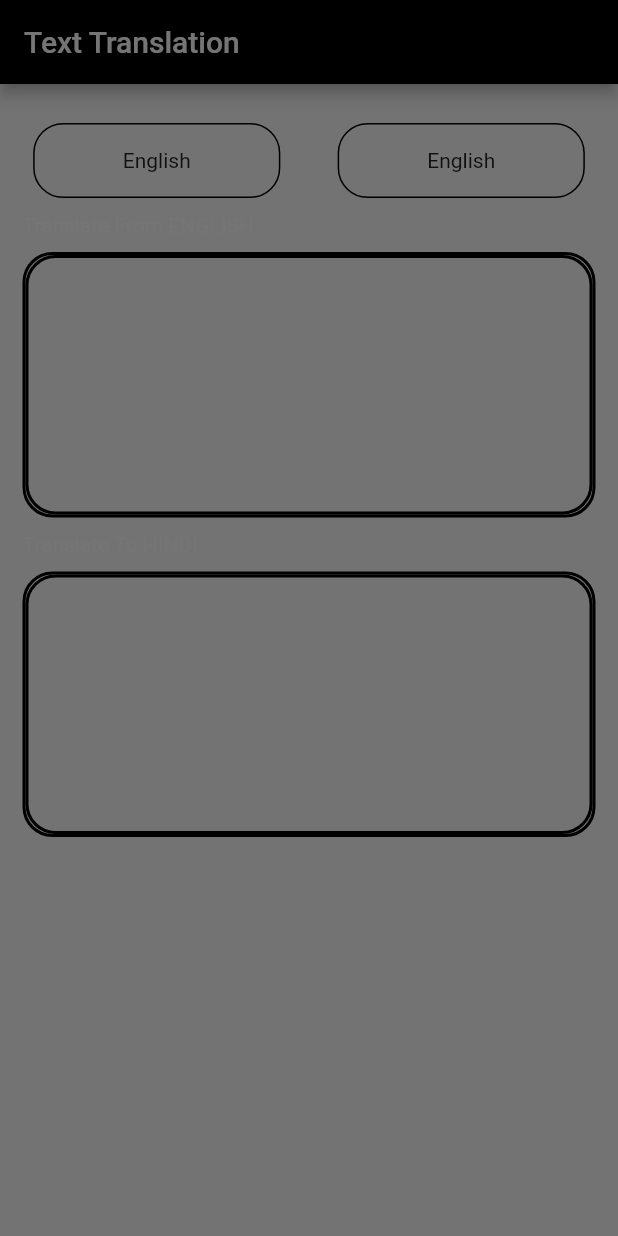
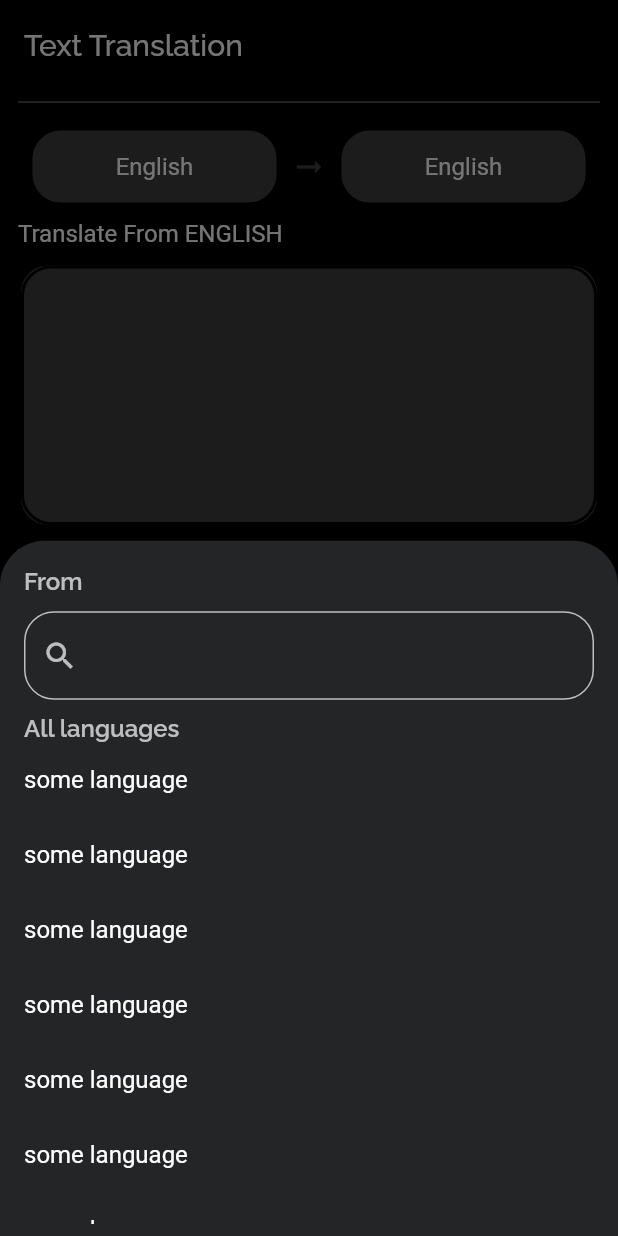
Before and after one commit to vaidic-dodwani/TGH-Task, a Flutter app: the screen it shows after launch, after a tap on "English", on a phone screen of 412 x 824 dp. Run offline on Flutter 3.47's test engine with Material 2 defaults, Android fonts, the phone set to English and light mode, and no system bars; our stand-ins replace dio, fluttertoast, go_router, google_fonts.

Commit message:
Designed the bottom search bar

```diff
--- a/lib/data/remote/network/network_api_service.dart
+++ b/lib/data/remote/network/network_api_service.dart
@@ -1,4 +1,3 @@
-import 'dart:convert';
 import 'dart:io';
 import 'package:dio/dio.dart';
 import '../app_exception.dart';
--- a/lib/main.dart
+++ b/lib/main.dart
@@ -1,5 +1,6 @@
 import 'package:flutter/material.dart';
 import 'package:provider/provider.dart';
+
 import 'utils/provider/app_providers.dart';
 import 'utils/routes/app_route_config.dart';
 
--- /dev/null
+++ b/lib/utils/constants/colors/app_colors.dart
@@ -0,0 +1,5 @@
+import 'package:flutter/material.dart';
+
+class AppColors {
+  static const Color darkGrey = Color(0xFF232527);
+}
--- a/lib/utils/constants/typography_constants.dart
+++ b/lib/utils/constants/typography_constants.dart
@@ -2,5 +2,19 @@ import 'package:flutter/material.dart';
 import 'package:google_fonts/google_fonts.dart';
 
 class AppTypography {
-  static TextStyle roboto = GoogleFonts.roboto();
+  static TextStyle roboto(
+      {Color color = Colors.white,
+      int fontSize = 16,
+      FontWeight fontWeight = FontWeight.normal}) {
+    return GoogleFonts.roboto(
+        color: color, fontSize: fontSize.toDouble(), fontWeight: fontWeight);
+  }
+
+  static TextStyle raleway(
+      {Color color = Colors.white,
+      int fontSize = 16,
+      FontWeight fontWeight = FontWeight.normal}) {
+    return GoogleFonts.raleway(
+        color: color, fontSize: fontSize.toDouble(), fontWeight: fontWeight);
+  }
 }
--- a/lib/view/screens/homescreen/homescreen.dart
+++ b/lib/view/screens/homescreen/homescreen.dart
@@ -1,9 +1,7 @@
 import 'package:flutter/material.dart';
-import 'package:google_fonts/google_fonts.dart';
-import 'package:provider/provider.dart';
+import 'package:tgh_task/utils/constants/typography_constants.dart';
 import 'package:tgh_task/view/screens/homescreen/widgets/country_button.dart';
 import 'package:tgh_task/view/screens/homescreen/widgets/translation_box.dart';
-import 'package:tgh_task/view_model/temp_view_model/languages_view_model.dart';
 import '../../shared/heading_text_widget.dart';
 
 class HomeScreen extends StatefulWidget {
@@ -17,29 +15,34 @@ class _HomeScreenState extends State<HomeScreen> {
   @override
   void initState() {
     WidgetsBinding.instance.addPostFrameCallback((_) {
-      Provider.of<LanguagesNotifier>(context, listen: false).getLanguages();
+      // Provider.of<LanguagesNotifier>(context, listen: false).getLanguages();
     });
     super.initState();
   }
 
   @override
   Widget build(BuildContext context) {
-    return Scaffold(
-      resizeToAvoidBottomInset: false,
+    return SafeArea(
+      child: Scaffold(
+        backgroundColor: Colors.black,
         appBar: AppBar(
+          elevation: 0,
+          toolbarHeight: 60,
           backgroundColor: Colors.black,
           title: Text(
             "Text Translation",
-          style: GoogleFonts.roboto(),
+            style: AppTypography.raleway(
+                fontSize: 20, fontWeight: FontWeight.w500),
           ),
         ),
         body: const SingleChildScrollView(
           child: Padding(
-          padding: EdgeInsets.symmetric(horizontal: 15.0),
+            padding: EdgeInsets.symmetric(horizontal: 12.0),
             child: Column(
               children: [
                 //Divider
                 Divider(thickness: 1, color: Colors.white38),
+
                 SizedBox(height: 10),
 
                 //Buttons
@@ -68,6 +71,7 @@ class _HomeScreenState extends State<HomeScreen> {
             ),
           ),
         ),
+      ),
     );
   }
 }
--- /dev/null
+++ b/lib/view/screens/homescreen/widgets/bottom_builder.dart
@@ -0,0 +1,86 @@
+import 'package:flutter/material.dart';
+import 'package:tgh_task/utils/constants/colors/app_colors.dart';
+import 'package:tgh_task/utils/constants/typography_constants.dart';
+
+final borderdesign = OutlineInputBorder(
+    borderRadius: BorderRadius.circular(20),
+    borderSide: const BorderSide(color: Colors.white70));
+
+class BottomBuilder extends StatefulWidget {
+  const BottomBuilder({super.key});
+  @override
+  State<BottomBuilder> createState() => _BottomBuilderState();
+}
+
+class _BottomBuilderState extends State<BottomBuilder> {
+  final controller = TextEditingController();
+
+  @override
+  Widget build(BuildContext context) {
+    return Container(
+      padding: const EdgeInsets.symmetric(horizontal: 16.0, vertical: 8.0),
+      decoration: const BoxDecoration(
+        color: AppColors.darkGrey,
+        borderRadius: BorderRadius.only(
+          topLeft: Radius.circular(30.0),
+          topRight: Radius.circular(30.0),
+        ),
+      ),
+      child: Column(
+        mainAxisAlignment: MainAxisAlignment.start,
+        crossAxisAlignment: CrossAxisAlignment.start,
+        children: [
+          const SizedBox(height: 10),
+          Text(
+            "From",
+            style: AppTypography.raleway(
+                color: Colors.white70, fontWeight: FontWeight.w600),
+          ),
+          const SizedBox(height: 10),
+          TextField(
+            controller: controller,
+            decoration: InputDecoration(
+              border: borderdesign,
+              enabledBorder: borderdesign,
+              errorBorder: borderdesign,
+              focusedBorder: borderdesign,
+              disabledBorder: borderdesign,
+              focusedErrorBorder: borderdesign,
+              prefixIcon: const Icon(
+                Icons.search,
+                color: Colors.white70,
+              ),
+            ),
+          ),
+          const SizedBox(height: 10),
+          Text(
+            "All languages",
+            style: AppTypography.raleway(
+                color: Colors.white70, fontWeight: FontWeight.w600),
+          ),
+          const SizedBox(height: 15),
+          Expanded(
+            child: ListView.builder(
+              itemCount: 10,
+              itemBuilder: (context, index) {
+                {
+                  return InkWell(
+                    onTap: () {},
+                    child: SizedBox(
+                      height: 50,
+                      child: Text(
+                        "some language",
+                        textAlign: TextAlign.left,
+                        style: AppTypography.roboto(),
+                      ),
+                    ),
+                  );
+                }
+              },
+            ),
+          ),
+        ],
+      ),
+    );
+  }
+}
--- a/lib/view/screens/homescreen/widgets/country_button.dart
+++ b/lib/view/screens/homescreen/widgets/country_button.dart
@@ -1,6 +1,8 @@
 import 'package:flutter/material.dart';
-import 'package:google_fonts/google_fonts.dart';
+import 'package:tgh_task/view/screens/homescreen/widgets/bottom_builder.dart';
 import 'package:tgh_task/view/shared/code_to_name_function.dart';
+
+import '../../../../utils/constants/typography_constants.dart';
 
 class CountryButton extends StatelessWidget {
   const CountryButton({super.key});
@@ -12,10 +14,10 @@ class CountryButton extends StatelessWidget {
     return GestureDetector(
       onTap: () {
         showModalBottomSheet(
+          backgroundColor: Colors.transparent,
           context: context,
           builder: (context) {
-            return SizedBox.shrink();
-            //TODO add bottom builder here
+            return const BottomBuilder();
           },
         );
       },
@@ -29,7 +31,7 @@ class CountryButton extends StatelessWidget {
         child: Center(
           child: Text(
             codeToNameFunction("en"),
-            style: GoogleFonts.roboto(),
+            style: AppTypography.roboto(),
           ),
         ),
       ),
--- a/lib/view/screens/homescreen/widgets/translation_box.dart
+++ b/lib/view/screens/homescreen/widgets/translation_box.dart
@@ -1,5 +1,5 @@
 import 'package:flutter/material.dart';
-import 'package:google_fonts/google_fonts.dart';
+import '../../../../utils/constants/typography_constants.dart';
 
 final borderdesign = OutlineInputBorder(
     borderRadius: BorderRadius.circular(20),
@@ -32,7 +32,7 @@ class _TranslationBoxesState extends State<TranslationBoxes> {
         controller: controller,
         minLines: 7,
         maxLines: 7,
-        style: GoogleFonts.roboto(),
+        style: AppTypography.roboto(),
         decoration: InputDecoration(
           counterText: "",
           border: borderdesign,
--- a/lib/view/shared/heading_text_widget.dart
+++ b/lib/view/shared/heading_text_widget.dart
@@ -1,5 +1,5 @@
 import 'package:flutter/material.dart';
-import 'package:google_fonts/google_fonts.dart';
+import '../../utils/constants/typography_constants.dart';
 
 class HeadingTextWidget extends StatelessWidget {
   const HeadingTextWidget({super.key, required this.text});
@@ -10,7 +10,7 @@ class HeadingTextWidget extends StatelessWidget {
       alignment: Alignment.centerLeft,
       child: Text(
         text,
-        style: GoogleFonts.roboto(color: Colors.white),
+        style: AppTypography.roboto(),
       ),
     );
   }
--- a/lib/view_model/temp_view_model/languages_view_model.dart
+++ b/lib/view_model/temp_view_model/languages_view_model.dart
@@ -45,7 +45,9 @@ class LanguagesNotifier extends ChangeNotifier {
 //
   List<Language>? _languages = [];
   List<Language>? get languages => _languages;
+//
   final languageRepo = LanguageRepository();
+//
   void getLanguages() async {
     _getLanguagesLoading = true;
     notifyListeners();
@@ -78,6 +80,5 @@ class LanguagesNotifier extends ChangeNotifier {
     }
     log(translateToText.toString());
   }
-
 //
 }
```
Lines whose indentation alone changed are shown as unchanged.
